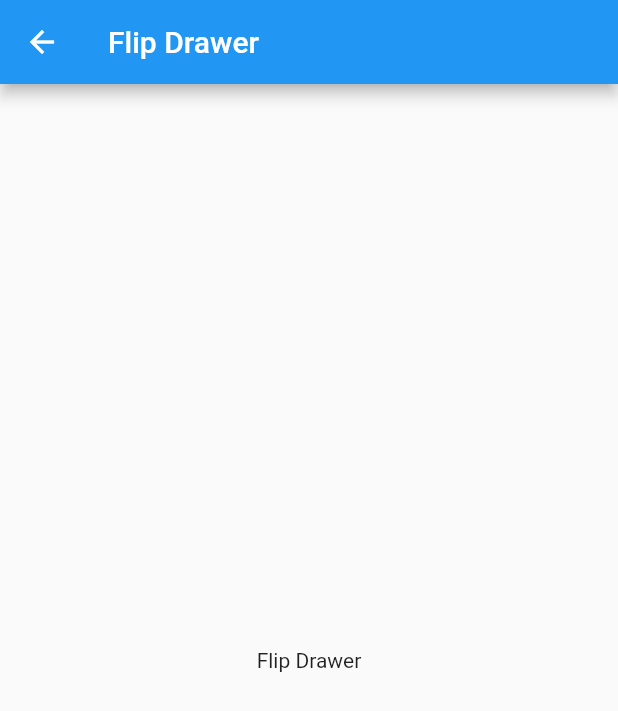
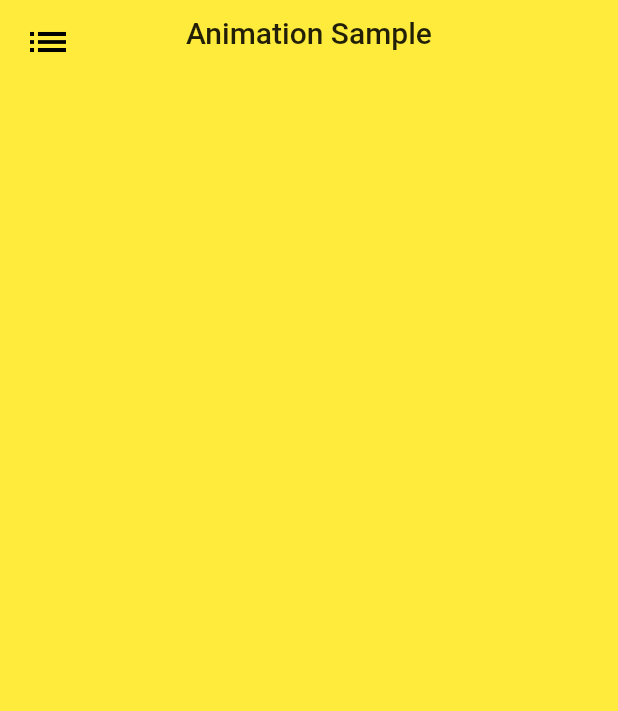
Before and after one commit to VijayMakwana/Flutter-Drawer-Animation-Sample, a Flutter app: the screen it shows after launch, after a tap on "Flip Drawer", on a phone screen of 412 x 824 dp. Shown: the top 711 px of the screen. Run offline on Flutter 3.47's test engine with Material 2 defaults, Android fonts, the phone set to English and light mode, and no system bars.

Commit message:
Added Flip Drawer

```diff
--- a/lib/main.dart
+++ b/lib/main.dart
@@ -40,14 +40,15 @@ class MyHomePage extends StatelessWidget {
       appBar: AppBar(
         title: Text("Drawer Animation Sample"),
       ),
-      body: Center(
+      body: Padding(
+        padding: EdgeInsets.all(16),
         child: Column(
           children: <Widget>[
             RaisedButton(
               onPressed: () {
                 Navigator.of(context).push(
                   MaterialPageRoute(builder: (BuildContext context) {
-                    return FlipDrawer();
+                    return FlipDrawerPage();
                   }),
                 );
               },
--- a/lib/screens/flip_drawer.dart
+++ b/lib/screens/flip_drawer.dart
@@ -1,22 +1,122 @@
+import 'dart:math' as math;
+
 import 'package:flutter/material.dart';
 
-class FlipDrawer extends StatefulWidget {
+
+class FlipDrawerPage extends StatefulWidget {
   @override
-  _FlipDrawerState createState() => _FlipDrawerState();
+  _FlipDrawerPageState createState() => _FlipDrawerPageState();
 }
 
-class _FlipDrawerState extends State<FlipDrawer> {
+class _FlipDrawerPageState extends State<FlipDrawerPage>
+    with SingleTickerProviderStateMixin {
+  AnimationController _animationController;
+
+  @override
+  void initState() {
+    _animationController = AnimationController(
+      vsync: this,
+      duration: Duration(milliseconds: 400),
+    );
+    super.initState();
+  }
+
+  void _toggle() =>
+      _animationController.isDismissed
+          ? _animationController.forward()
+          : _animationController.reverse();
+
   @override
   Widget build(BuildContext context) {
+    double maxSlide = (MediaQuery
+        .of(context)
+        .size
+        .width * 85) / 100;
+    double screenWidth = (MediaQuery
+        .of(context)
+        .size
+        .width * 85) / 100;
+    var greyContainer = Container(
+      color: Colors.grey,
+    );
+
+    var yellowContainer = Container(
+      color: Colors.yellow,
+    );
+
+    var blueContainer = Container(
+      width: maxSlide,
+      color: Colors.blue,
+    );
+
     return Scaffold(
-      appBar: AppBar(
-        title: Text("Flip Drawer"),
-      ),
-      body: Center(
-        child: Container(
-          child: Text("Flip Drawer"),
-        ),
-      ),
+      body: AnimatedBuilder(
+          animation: _animationController,
+          builder: (BuildContext context, Widget child) {
+            return Stack(
+              children: <Widget>[
+                greyContainer,
+                Transform.translate(
+                  offset:
+                  Offset(screenWidth * (_animationController.value - 1), 0),
+                  child: Transform(
+                      transform: Matrix4.identity()
+                        ..setEntry(3, 2, 0.001)
+                        ..rotateY(
+                          (math.pi / 2 * (1 - _animationController.value)),
+                        ),
+                      alignment: Alignment.centerRight,
+                      child: blueContainer),
+                ),
+                Transform.translate(
+                  offset: Offset(_animationController.value * maxSlide, 0),
+                  child: Transform(
+                      transform: Matrix4.identity()
+                        ..setEntry(3, 2, 0.001)
+                        ..rotateY(_animationController.value * -(math.pi / 2)),
+                      alignment: Alignment.centerLeft,
+                      child: yellowContainer),
+                ),
+                Positioned(
+                  top: 4 + MediaQuery
+                      .of(context)
+                      .padding
+                      .top,
+                  left: (8 * (1 - _animationController.value)) +
+                      _animationController.value * maxSlide,
+                  child: IconButton(
+                    iconSize: 32,
+                    color: Colors.black,
+                    onPressed: () {
+                      _toggle();
+                    },
+                    icon: Icon(Icons.list),
+                  ),
+                ),
+                Positioned(
+                  top: 10 + MediaQuery
+                      .of(context)
+                      .padding
+                      .top,
+                  left: _animationController.value *
+                      MediaQuery
+                          .of(context)
+                          .size
+                          .width,
+                  width: MediaQuery
+                      .of(context)
+                      .size
+                      .width,
+                  child: Text("Animation Sample",
+                      textAlign: TextAlign.center,
+                      style: Theme
+                          .of(context)
+                          .textTheme
+                          .headline6),
+                ),
+              ],
+            );
+          }),
     );
   }
 }
```
